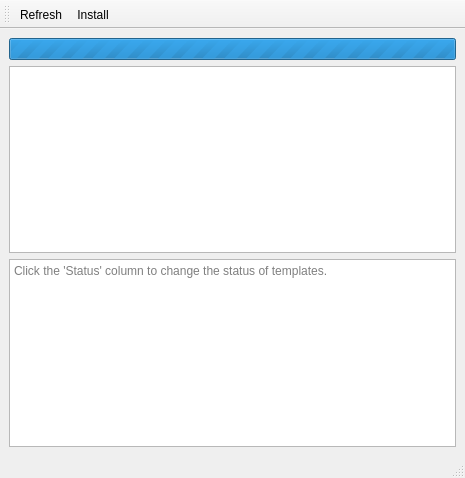
Above: ui/qvmtemplate.ui from QubesOS/qubes-manager before the change. Below: the same form after it.
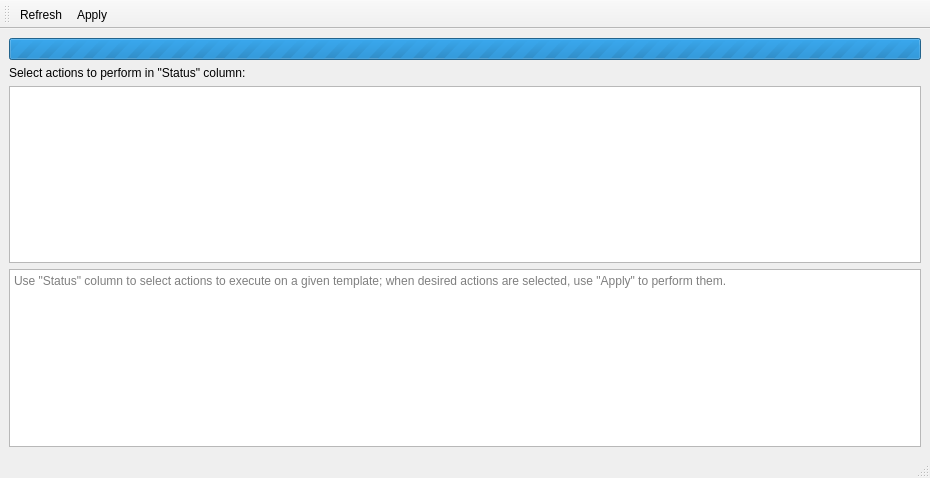
That is the form after the change. Icons and pictures are not drawn.

Commit message:
qvm-template-gui: UI improvements
- rename "install" button to "apply" - it also does remove and
  reinstall
- show button descriptions always
- show help text always, not only before selecting anything
- make the window a bit wider

Diff of the .ui file:
```diff
--- a/ui/qvmtemplate.ui
+++ b/ui/qvmtemplate.ui
@@ -6,7 +6,7 @@
    <rect>
     <x>0</x>
     <y>0</y>
-    <width>465</width>
+    <width>930</width>
     <height>478</height>
    </rect>
   </property>
@@ -25,6 +25,13 @@
       </property>
      </widget>
     </item>
+    <item>
+     <widget class="QLabel" name="label">
+      <property name="text">
+       <string>Select actions to perform in &quot;Status&quot; column:</string>
+      </property>
+     </widget>
+    </item>
     <item>
      <widget class="QTreeView" name="listing">
       <property name="editTriggers">
@@ -50,7 +57,7 @@
        <bool>true</bool>
       </property>
       <property name="placeholderText">
-       <string>Click the 'Status' column to change the status of templates.</string>
+       <string>Use &quot;Status&quot; column to select actions to execute on a given template; when desired actions are selected, use &quot;Apply&quot; to perform them.</string>
       </property>
      </widget>
     </item>
@@ -71,6 +78,9 @@
    <property name="windowTitle">
     <string>toolBar</string>
    </property>
+   <property name="toolButtonStyle">
+    <enum>Qt::ToolButtonTextUnderIcon</enum>
+   </property>
    <attribute name="toolBarArea">
     <enum>TopToolBarArea</enum>
    </attribute>
@@ -95,7 +105,7 @@
      <normaloff>.</normaloff>.</iconset>
    </property>
    <property name="text">
-    <string>Install</string>
+    <string>Apply</string>
    </property>
   </action>
  </widget>
```
Left out of the diff: 2 changed lines with no effect on the pictures. The commit also changes 1 other file.
